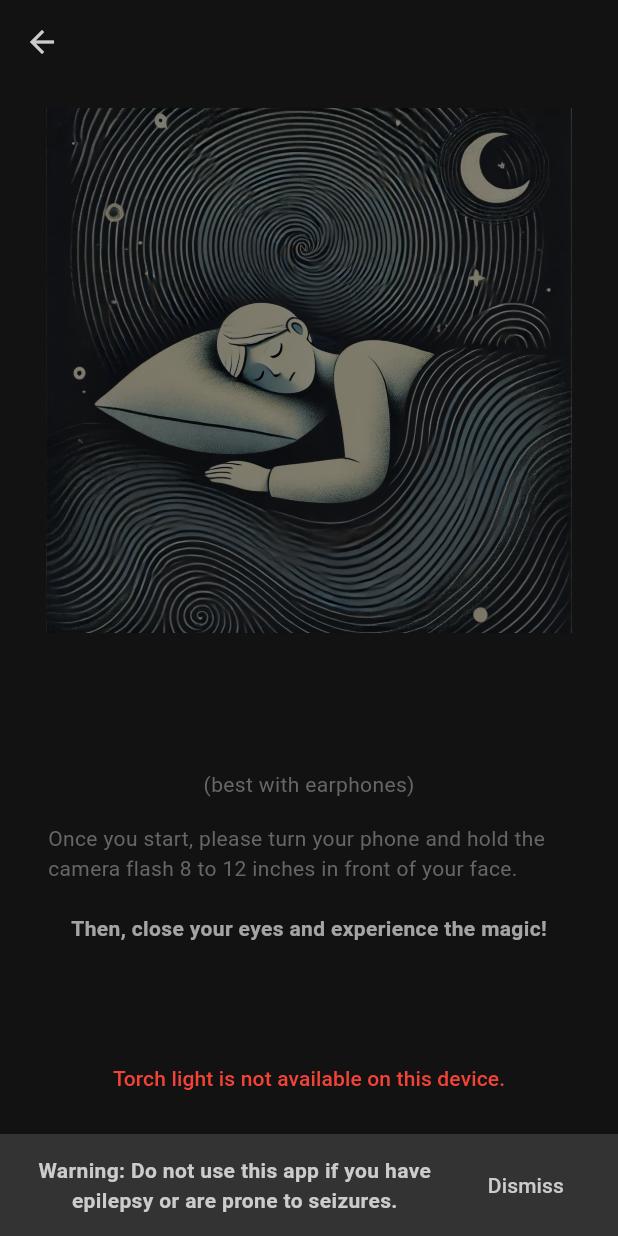
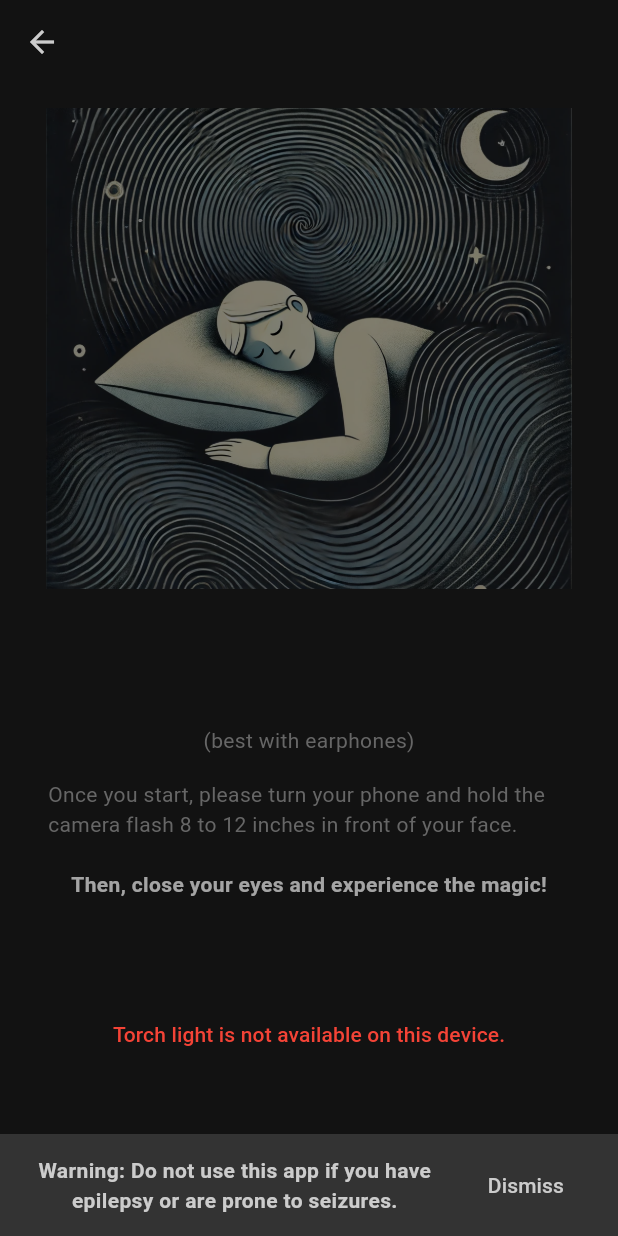
Before and after one commit to prsidhu/maya, a Flutter app: the ChoreoDetailsScreen screen opened directly with empty values, on a phone screen of 412 x 824 dp. Run offline on Flutter 3.47's test engine with Material 3 defaults, Android fonts, the phone set to English and light mode, and no system bars; our stand-ins replace audioplayers, cloud_firestore, dio, firebase_auth, firebase_core, flutter_dotenv and 6 more; missing offline and left inert: amplitude_flutter, torch_light; accounts and stored records are empty; generated files the repository leaves out were written again.

Commit message:
make detail page scrollable

```diff
--- a/lib/src/localization/app_en.arb
+++ b/lib/src/localization/app_en.arb
@@ -1,6 +1,6 @@
 {
-  "appTitle": "morpheus",
+  "appTitle": "Maya",
   "@appTitle": {
-    "description": "The title of the application"
+    "description": "Stroboscopic light therapies"
   }
 }
--- a/lib/src/widgets/choreo_detail.dart
+++ b/lib/src/widgets/choreo_detail.dart
@@ -1,3 +1,5 @@
+import 'dart:math';
+
 import 'package:flutter/material.dart';
 import 'package:flutter/services.dart';
 import 'package:flutter_riverpod/flutter_riverpod.dart';
@@ -45,17 +47,25 @@ class _ChoreoDetailsScreenState extends ConsumerState<ChoreoDetailsScreen> {
                     .primary, // Change this color as needed
               ),
             ),
-          body: Padding(
+            body: LayoutBuilder(
+              builder: (context, constraints) {
+                final double availableHeight =
+                    constraints.maxHeight - kToolbarHeight;
+                double imageHeight = min(availableHeight * 0.45, imageWidth);
+                return SingleChildScrollView(
+                  child: Padding(
                     padding: const EdgeInsets.all(16.0),
                     child: Column(
-              mainAxisSize: MainAxisSize.min, // Aligns towards the bottom
+                      mainAxisSize:
+                          MainAxisSize.min, // Aligns towards the bottom
                       crossAxisAlignment: CrossAxisAlignment.start,
                       children: [
                         Center(
                             child: Container(
-                  width: imageWidth, // Set width to 50% of the screen width
+                          width:
+                              imageWidth, // Set width to 50% of the screen width
                           height:
-                      imageWidth, // Keep the height as is or adjust as needed
+                              imageHeight, // Keep the height as is or adjust as needed
                           alignment: Alignment.center,
                           decoration: BoxDecoration(
                             image: DecorationImage(
@@ -75,6 +85,8 @@ class _ChoreoDetailsScreenState extends ConsumerState<ChoreoDetailsScreen> {
                       ],
                     ),
                   ),
-        ));
+                );
+              },
+            )));
   }
 }
--- a/pubspec.yaml
+++ b/pubspec.yaml
@@ -4,7 +4,7 @@ description: "Light therapy for better sleep and mindfulness"
 # Prevent accidental publishing to pub.dev.
 publish_to: 'none'
 
-version: 1.0.6+7
+version: 1.0.10+11
 
 environment:
   sdk: '>=3.3.4 <4.0.0'
```
Also changed, not shown: 6 other files. Lines whose indentation alone changed are shown as unchanged.
